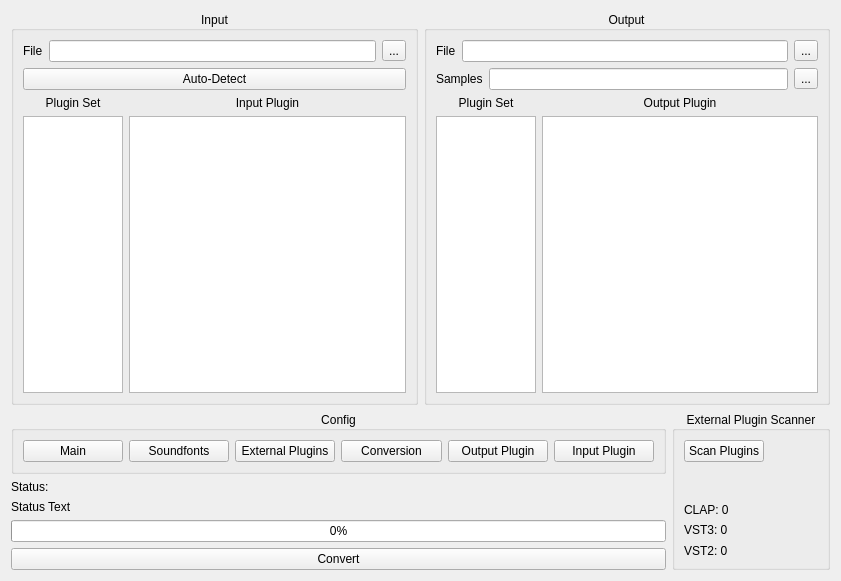
This is objects/ui/ui_pyqt.ui in DawVert/DawVert as Qt 5 draws it before an edit. The edited form follows.
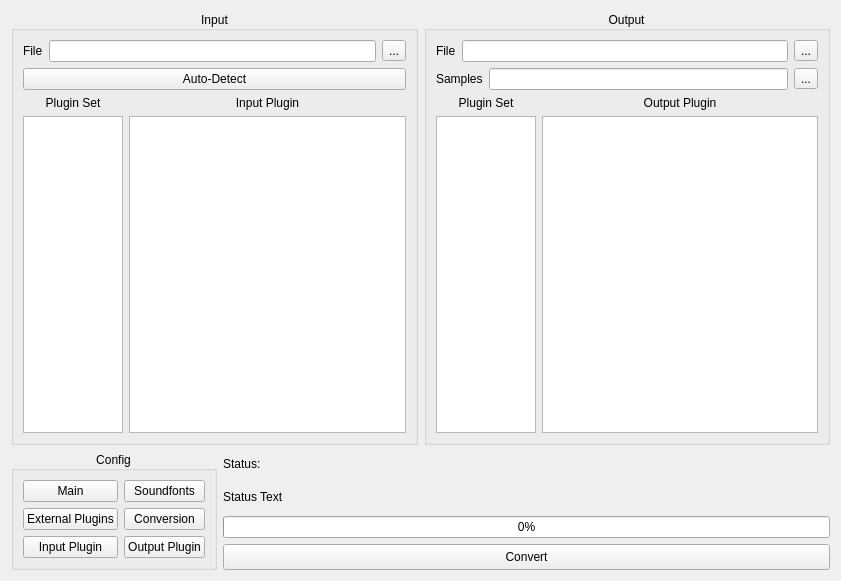
This is the edited form.

```diff
--- a/objects/ui/ui_pyqt.ui
+++ b/objects/ui/ui_pyqt.ui
@@ -246,7 +246,7 @@
    <item>
     <layout class="QHBoxLayout" name="BottomArea">
      <item>
-      <layout class="QVBoxLayout" name="AreaInteract">
+      <layout class="QHBoxLayout" name="horizontalLayout_2">
        <item>
         <widget class="QGroupBox" name="ConfigArea">
          <property name="title">
@@ -257,54 +257,56 @@
          </property>
          <layout class="QVBoxLayout" name="verticalLayout_7">
           <item>
-           <layout class="QHBoxLayout" name="horizontalLayout">
-            <item>
+           <layout class="QGridLayout" name="gridLayout">
+            <item row="0" column="0">
              <widget class="QPushButton" name="ConfigMain">
               <property name="text">
                <string>Main</string>
               </property>
              </widget>
             </item>
-            <item>
+            <item row="2" column="0">
+             <widget class="QPushButton" name="ConfigInput">
+              <property name="text">
+               <string>Input Plugin</string>
+              </property>
+             </widget>
+            </item>
+            <item row="0" column="1">
              <widget class="QPushButton" name="ConfigSoundFont">
               <property name="text">
                <string>Soundfonts</string>
               </property>
              </widget>
             </item>
-            <item>
+            <item row="2" column="1">
+             <widget class="QPushButton" name="ConfigOutput">
+              <property name="text">
+               <string>Output Plugin</string>
+              </property>
+             </widget>
+            </item>
+            <item row="1" column="0">
              <widget class="QPushButton" name="ConfigExtPlug">
               <property name="text">
                <string>External Plugins</string>
               </property>
              </widget>
             </item>
-            <item>
+            <item row="1" column="1">
              <widget class="QPushButton" name="ConfigConversion">
               <property name="text">
                <string>Conversion</string>
               </property>
              </widget>
             </item>
-            <item>
-             <widget class="QPushButton" name="ConfigOutput">
-              <property name="text">
-               <string>Output Plugin</string>
-              </property>
-             </widget>
-            </item>
-            <item>
-             <widget class="QPushButton" name="ConfigInput">
-              <property name="text">
-               <string>Input Plugin</string>
-              </property>
-             </widget>
-            </item>
            </layout>
           </item>
          </layout>
         </widget>
        </item>
+       <item>
+        <layout class="QVBoxLayout" name="verticalLayout_3">
        <item>
         <widget class="QLabel" name="StatusText">
          <property name="styleSheet">
@@ -353,72 +355,7 @@
        </item>
       </layout>
      </item>
-     <item>
-      <widget class="QGroupBox" name="ExtPlugScannerGroup">
-       <property name="title">
-        <string>External Plugin Scanner</string>
-       </property>
-       <property name="alignment">
-        <set>Qt::AlignCenter</set>
-       </property>
-       <layout class="QVBoxLayout" name="verticalLayout_5">
-        <item>
-         <layout class="QVBoxLayout" name="verticalLayout_8">
-          <item>
-           <widget class="QPushButton" name="PluginScanButton">
-            <property name="sizePolicy">
-             <sizepolicy hsizetype="Fixed" vsizetype="Fixed">
-              <horstretch>0</horstretch>
-              <verstretch>0</verstretch>
-             </sizepolicy>
-            </property>
-            <property name="text">
-             <string>Scan Plugins</string>
-            </property>
-           </widget>
-          </item>
-          <item>
-           <widget class="QLabel" name="PluginScanStatus">
-            <property name="sizePolicy">
-             <sizepolicy hsizetype="Minimum" vsizetype="Preferred">
-              <horstretch>0</horstretch>
-              <verstretch>0</verstretch>
-             </sizepolicy>
-            </property>
-            <property name="text">
-             <string/>
-            </property>
-           </widget>
-          </item>
-         </layout>
-        </item>
-        <item>
-         <layout class="QVBoxLayout" name="verticalLayout_9">
-          <item>
-           <widget class="QLabel" name="ExtCountCLAP">
-            <property name="text">
-             <string>CLAP: 0</string>
-            </property>
-           </widget>
-          </item>
-          <item>
-           <widget class="QLabel" name="ExtCountVST3">
-            <property name="text">
-             <string>VST3: 0</string>
-            </property>
-           </widget>
-          </item>
-          <item>
-           <widget class="QLabel" name="ExtCountVST2">
-            <property name="text">
-             <string>VST2: 0</string>
-            </property>
-           </widget>
-          </item>
-         </layout>
-        </item>
-       </layout>
-      </widget>
+      </layout>
      </item>
     </layout>
    </item>
```
Left out of the diff: 16 changed lines with no effect on the pictures. Lines whose indentation alone changed are shown as unchanged.
